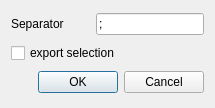
Above: dialogs/cvsexportdialog.ui from bendalab/NixView before the change. Below: the same form after it.
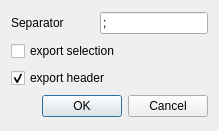
That is the form after the change. Icons and pictures are not drawn.

Commit message: [cvsexport] write header and works for selection or all

Patch:
```diff
--- a/dialogs/cvsexportdialog.ui
+++ b/dialogs/cvsexportdialog.ui
@@ -6,8 +6,8 @@
    <rect>
     <x>0</x>
     <y>0</y>
-    <width>215</width>
-    <height>108</height>
+    <width>219</width>
+    <height>131</height>
    </rect>
   </property>
   <property name="windowTitle">
@@ -45,6 +45,19 @@
     <widget class="QCheckBox" name="checkBox">
      <property name="text">
       <string>export selection</string>
+     </property>
+     <property name="checked">
+      <bool>false</bool>
+     </property>
+    </widget>
+   </item>
+   <item>
+    <widget class="QCheckBox" name="export_header">
+     <property name="text">
+      <string>export header</string>
+     </property>
+     <property name="checked">
+      <bool>true</bool>
      </property>
     </widget>
    </item>
```
Left out of the diff: 9 changed lines with no effect on the pictures. The commit also changes 2 other files.
